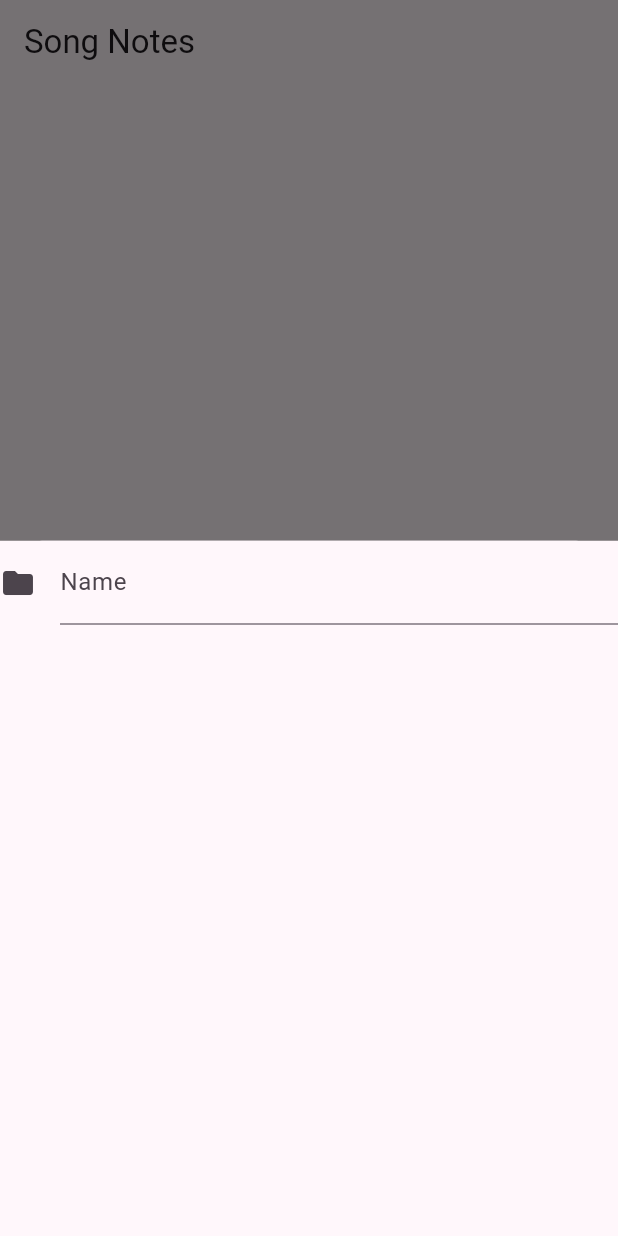
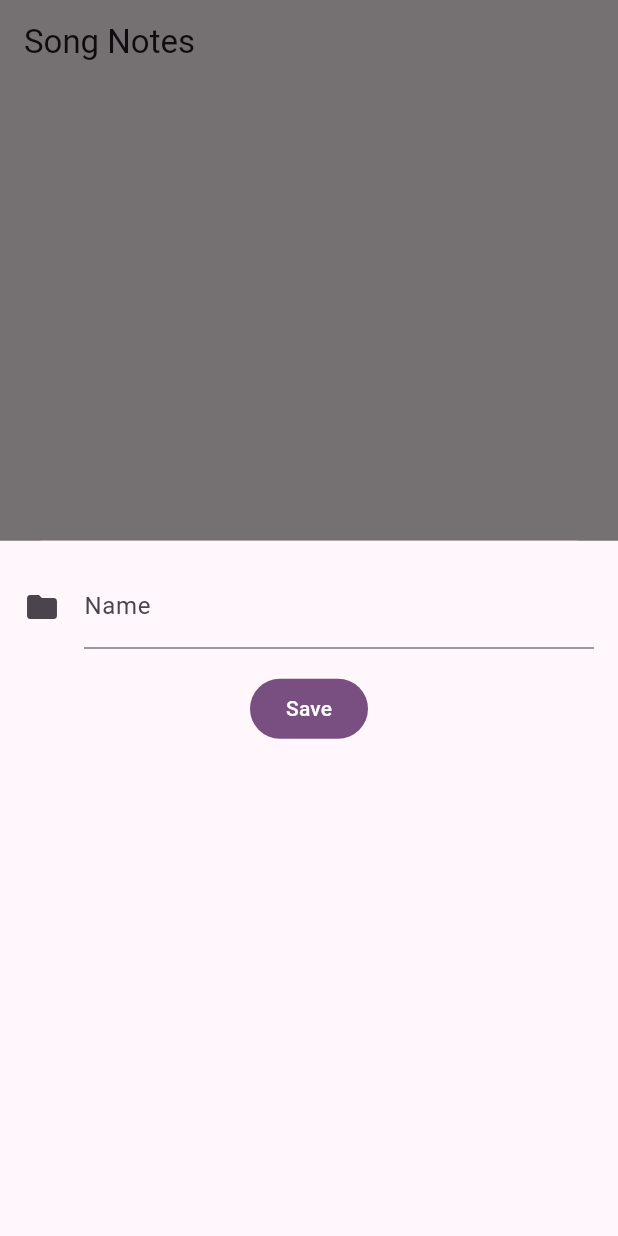
Before and after one commit to m3talsmith/song_notes, a Flutter app: the screen it shows after launch, after a tap on the "add" icon, on a phone screen of 412 x 824 dp. Run offline on Flutter 3.47's test engine with Material 3 defaults, Android fonts, the light colour scheme and no system bars.

Commit message:
Can add folders

```diff
--- a/lib/main.dart
+++ b/lib/main.dart
@@ -30,8 +30,9 @@ class _AppState extends State<App> {
             title: const Text('Song Notes'),
           ),
           body: Center(
-            child: ListView(
+            child: SingleChildScrollView(
               scrollDirection: Axis.horizontal,
+              child: Row(
                 children: [
                   ...buttons.map((button) => Padding(
                         padding: const EdgeInsets.symmetric(horizontal: 8.0),
@@ -40,11 +41,24 @@ class _AppState extends State<App> {
                 ],
               ),
             ),
+          ),
           floatingActionButton: FloatingActionButton(
             onPressed: () {
               showModalBottomSheet(
                 context: context,
-                  builder: (context) => const NoteButtonForm());
+                builder: (context) => NoteButtonForm(
+                  onSave: (name) {
+                    setState(() {
+                      buttons.add(
+                        IconButton(
+                          onPressed: () {},
+                          icon: const Icon(Icons.folder),
+                        ),
+                      );
+                    });
+                  },
+                ),
+              );
             },
             child: const Icon(Icons.add),
           ),
@@ -55,7 +69,9 @@ class _AppState extends State<App> {
 }
 
 class NoteButtonForm extends StatefulWidget {
-  const NoteButtonForm({super.key});
+  const NoteButtonForm({super.key, this.onSave});
+
+  final Function(String name)? onSave;
 
   @override
   State<NoteButtonForm> createState() => _NoteButtonFormState();
@@ -67,7 +83,9 @@ class _NoteButtonFormState extends State<NoteButtonForm> {
   @override
   Widget build(BuildContext context) {
     return Scaffold(
-        body: Column(
+        body: Padding(
+      padding: const EdgeInsets.all(16.0),
+      child: Column(
         children: [
           TextField(
             onChanged: (value) => setState(() {
@@ -78,7 +96,17 @@ class _NoteButtonFormState extends State<NoteButtonForm> {
               icon: Icon(Icons.folder),
             ),
           ),
+          Padding(
+            padding: const EdgeInsets.only(top: 16.0),
+            child: FilledButton(
+                onPressed: () {
+                  widget.onSave?.call(_name ?? '');
+                  Navigator.pop(context);
+                },
+                child: const Text('Save')),
+          )
         ],
+      ),
     ));
   }
 }
```
Also changed, not shown: lib/test1.dart (deleted, +0 -60 lines). Lines whose indentation alone changed are shown as unchanged.
